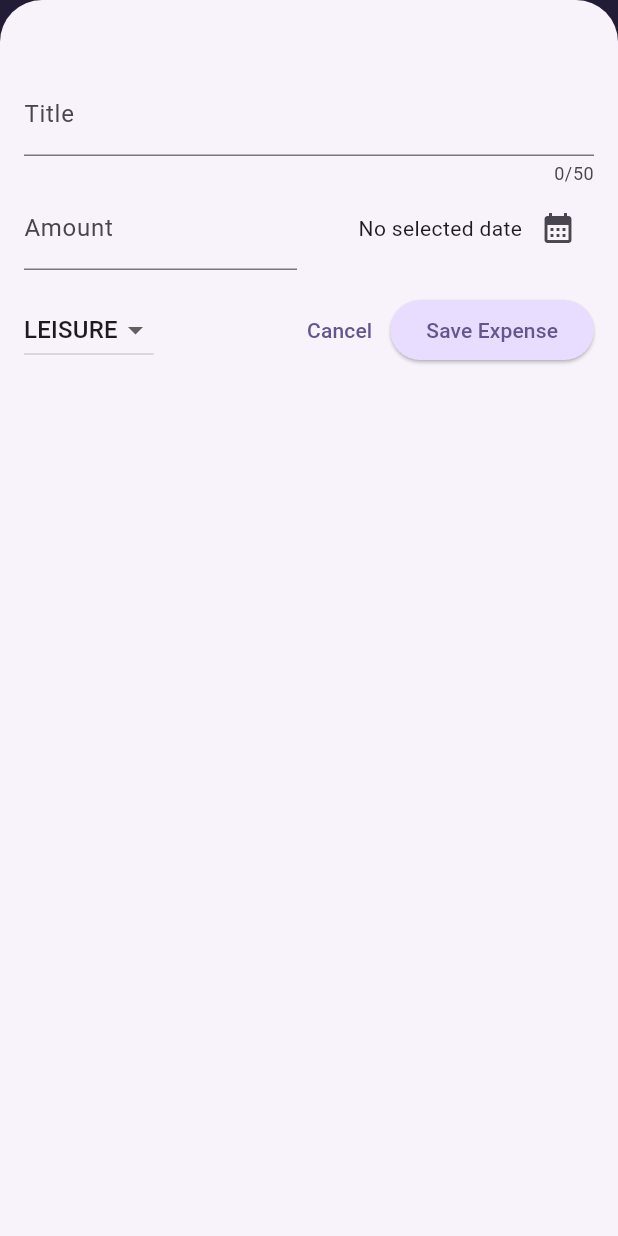
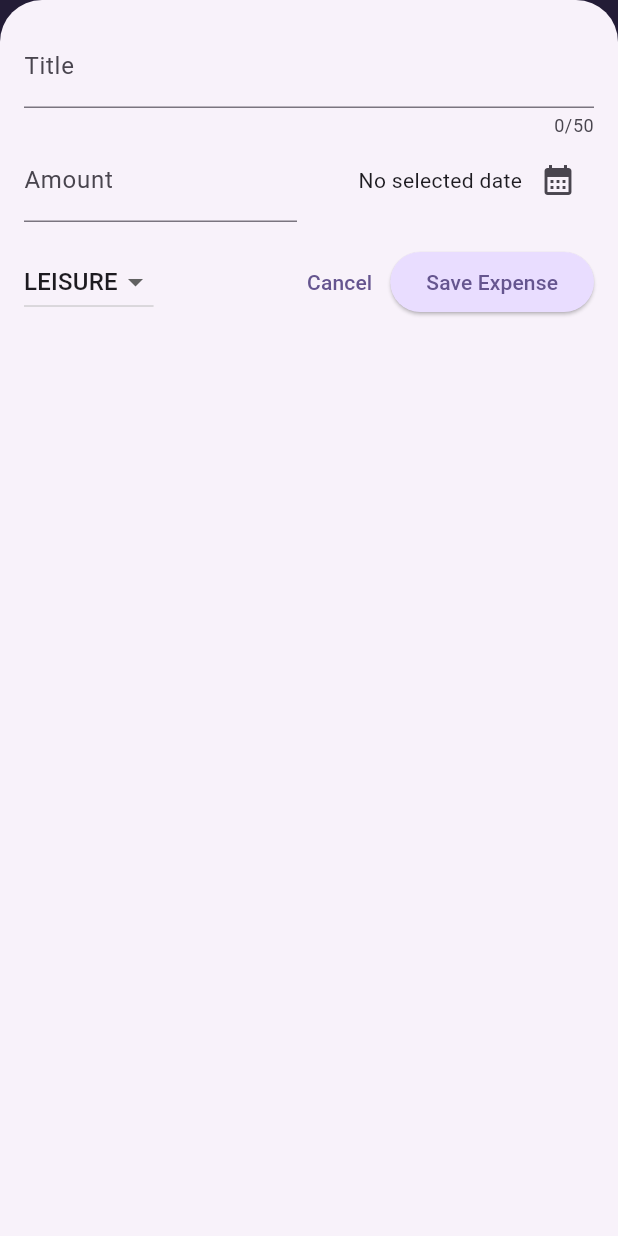
Before and after one commit to jaques67/UdemyFlutterDartComplete, a Flutter app: the screen it shows after launch, after a tap on the "add" icon, on a phone screen of 412 x 824 dp. Run offline on Flutter 3.47's test engine with Material 3 defaults, Android fonts, the phone set to English and light mode, and no system bars; our stand-ins replace google_fonts.

```diff
--- a/expense_tracker/lib/main.dart
+++ b/expense_tracker/lib/main.dart
@@ -1,5 +1,5 @@
 import 'package:flutter/material.dart';
-import 'package:flutter/services.dart';
+// import 'package:flutter/services.dart';
 
 import 'package:expense_tracker/widgets/expenses.dart';
 
@@ -13,10 +13,10 @@ var kDarkColorScheme = ColorScheme.fromSeed(
 );
 
 void main() {
-  WidgetsFlutterBinding.ensureInitialized();
-  SystemChrome.setPreferredOrientations([
-    DeviceOrientation.portraitUp,
-  ]).then((fn) {
+  // WidgetsFlutterBinding.ensureInitialized();
+  // SystemChrome.setPreferredOrientations([
+  // DeviceOrientation.portraitUp,
+  // ]).then((fn) {
   runApp(
     MaterialApp(
       darkTheme: ThemeData.dark().copyWith(
@@ -65,5 +65,5 @@ void main() {
       home: const Expenses(),
     ),
   );
-  });
+  // });
 }
--- a/expense_tracker/lib/widgets/expenses.dart
+++ b/expense_tracker/lib/widgets/expenses.dart
@@ -65,6 +65,7 @@ class _ExpensesState extends State<Expenses> {
 
   void _openAddExpenseOverlay() {
     showModalBottomSheet(
+      useSafeArea: true,
       isScrollControlled: true,
       context: context,
       builder: (ctx) => NewExpense(
@@ -75,6 +76,8 @@ class _ExpensesState extends State<Expenses> {
 
   @override
   Widget build(BuildContext context) {
+    final width = MediaQuery.of(context).size.width;
+
     Widget mainContent = const Center(
       child: Text('No expenses found. Start capturing some!'),
     );
@@ -96,9 +99,22 @@ class _ExpensesState extends State<Expenses> {
           ),
         ],
       ),
-      body: Column(
+      body: width < 600
+          ? Column(
               children: [
                 Chart(expenses: _registeredExpenses),
+                Expanded(
+                  child: mainContent,
+                ),
+              ],
+            )
+          : Row(
+              children: [
+                Expanded(
+                  child: Chart(
+                    expenses: _registeredExpenses,
+                  ),
+                ),
                 Expanded(
                   child: mainContent,
                 ),
--- a/expense_tracker/lib/widgets/new_expense.dart
+++ b/expense_tracker/lib/widgets/new_expense.dart
@@ -1,3 +1,6 @@
+import 'dart:io';
+
+import 'package:flutter/cupertino.dart';
 import 'package:flutter/material.dart';
 import 'package:expense_tracker/models/expense.dart';
 
@@ -33,14 +36,22 @@ class _NewExpenseState extends State<NewExpense> {
     });
   }
 
-  void _submitExpenseData() {
-    final enteredAmount = double.tryParse(_amountController.text);
-    final amountIsInvalid = enteredAmount == null || enteredAmount <= 0;
-
-    if (_titleController.text.trim().isEmpty ||
-        amountIsInvalid ||
-        _selectedDate == null) {
-      // show error message
+  void _showDialog() {
+    if (Platform.isIOS) {
+      showCupertinoDialog(
+          context: context,
+          builder: (ctx) => CupertinoAlertDialog(
+                title: const Text("Invalid Input"),
+                content: const Text(
+                    "Please make sure a valid title, amount, date and category was entered."),
+                actions: [
+                  TextButton(
+                    onPressed: () => Navigator.pop(ctx),
+                    child: const Text("Okay"),
+                  )
+                ],
+              ));
+    } else {
       showDialog(
         context: context,
         builder: (ctx) => AlertDialog(
@@ -55,6 +66,18 @@ class _NewExpenseState extends State<NewExpense> {
           ],
         ),
       );
+    }
+  }
+
+  void _submitExpenseData() {
+    final enteredAmount = double.tryParse(_amountController.text);
+    final amountIsInvalid = enteredAmount == null || enteredAmount <= 0;
+
+    if (_titleController.text.trim().isEmpty ||
+        amountIsInvalid ||
+        _selectedDate == null) {
+      // show error message
+      _showDialog();
       return;
     }
     widget.onAddExpense(
@@ -77,10 +100,49 @@ class _NewExpenseState extends State<NewExpense> {
 
   @override
   Widget build(BuildContext context) {
-    return Padding(
-      padding: const EdgeInsets.fromLTRB(16, 48, 16, 16),
+    final keyboardSpace = MediaQuery.of(context).viewInsets.bottom;
+    return LayoutBuilder(builder: (ctx, constraints) {
+      final width = constraints.maxWidth;
+
+      return SizedBox(
+        height: double.infinity,
+        child: SingleChildScrollView(
+          child: Padding(
+            padding: EdgeInsets.fromLTRB(16, 16, 16, keyboardSpace + 16),
             child: Column(
               children: [
+                if (width >= 600)
+                  Row(
+                    crossAxisAlignment: CrossAxisAlignment.start,
+                    children: [
+                      Expanded(
+                        child: TextField(
+                          controller: _titleController,
+                          maxLength: 50,
+                          // This keyboardType is also the default so not required.
+                          // keyboardType: TextInputType.text,
+                          decoration: const InputDecoration(
+                            label: Text('Title'),
+                          ),
+                        ),
+                      ),
+                      const SizedBox(
+                        width: 24,
+                      ),
+                      Expanded(
+                        child: TextField(
+                          controller: _amountController,
+                          keyboardType: TextInputType.number,
+                          decoration: const InputDecoration(
+                            label: Text('Amount'),
+                            hintText: "0.00",
+                            prefixText: '\$ ',
+                          ),
+                        ),
+                      ),
+                    ],
+                  )
+                else
                   TextField(
                     controller: _titleController,
                     maxLength: 50,
@@ -90,6 +152,54 @@ class _NewExpenseState extends State<NewExpense> {
                       label: Text('Title'),
                     ),
                   ),
+                if (width >= 600)
+                  Row(
+                    children: [
+                      DropdownButton(
+                        value: _selectedCategory,
+                        items: Category.values
+                            .map(
+                              (category) => DropdownMenuItem(
+                                value: category,
+                                child: Text(
+                                  category.name.toUpperCase(),
+                                ),
+                              ),
+                            )
+                            .toList(),
+                        onChanged: (value) {
+                          if (value == null) return;
+
+                          setState(() {
+                            _selectedCategory = value;
+                          });
+                        },
+                      ),
+                      const SizedBox(
+                        width: 24,
+                      ),
+                      Expanded(
+                        child: Row(
+                          mainAxisAlignment: MainAxisAlignment.end,
+                          crossAxisAlignment: CrossAxisAlignment.center,
+                          children: [
+                            Text(
+                              _selectedDate == null
+                                  ? 'No selected date'
+                                  : formatter.format(_selectedDate!),
+                            ),
+                            IconButton(
+                              onPressed: _presentDatePicker,
+                              icon: const Icon(
+                                Icons.calendar_month,
+                              ),
+                            ),
+                          ],
+                        ),
+                      ),
+                    ],
+                  )
+                else
                   Row(
                     children: [
                       Expanded(
@@ -132,6 +242,7 @@ class _NewExpenseState extends State<NewExpense> {
                 ),
                 Row(
                   children: [
+                    if (width < 600)
                       DropdownButton(
                         value: _selectedCategory,
                         items: Category.values
@@ -167,6 +278,9 @@ class _NewExpenseState extends State<NewExpense> {
                 ),
               ],
             ),
+          ),
+        ),
       );
+    });
   }
 }
```
Lines whose indentation alone changed are shown as unchanged.
